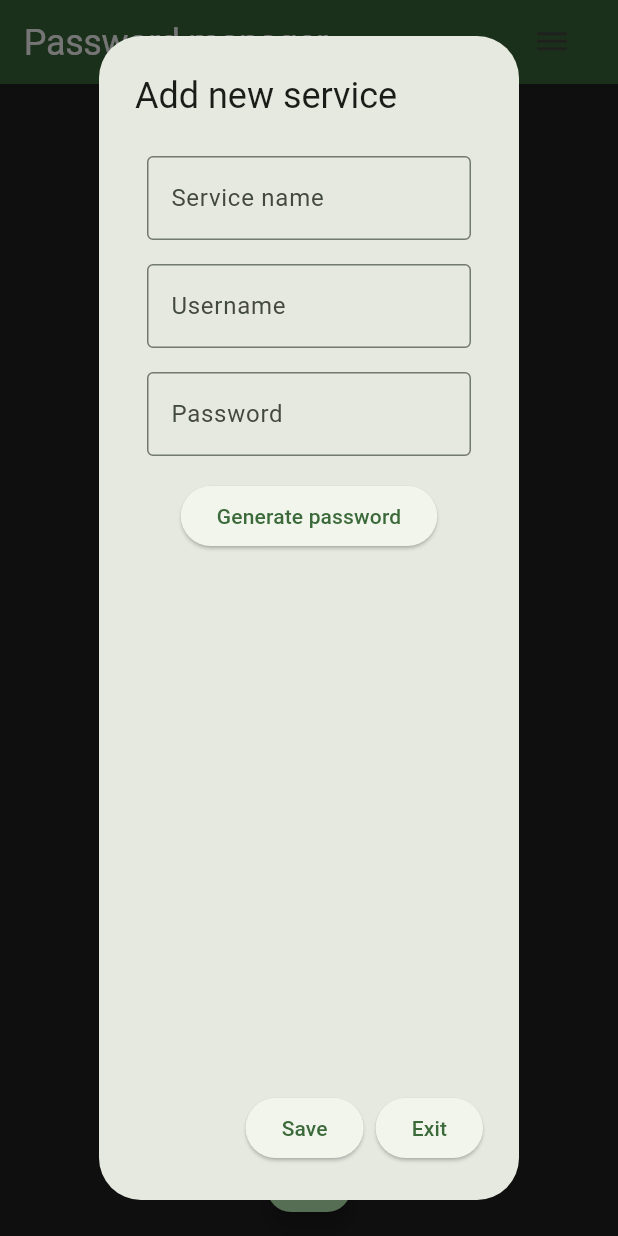
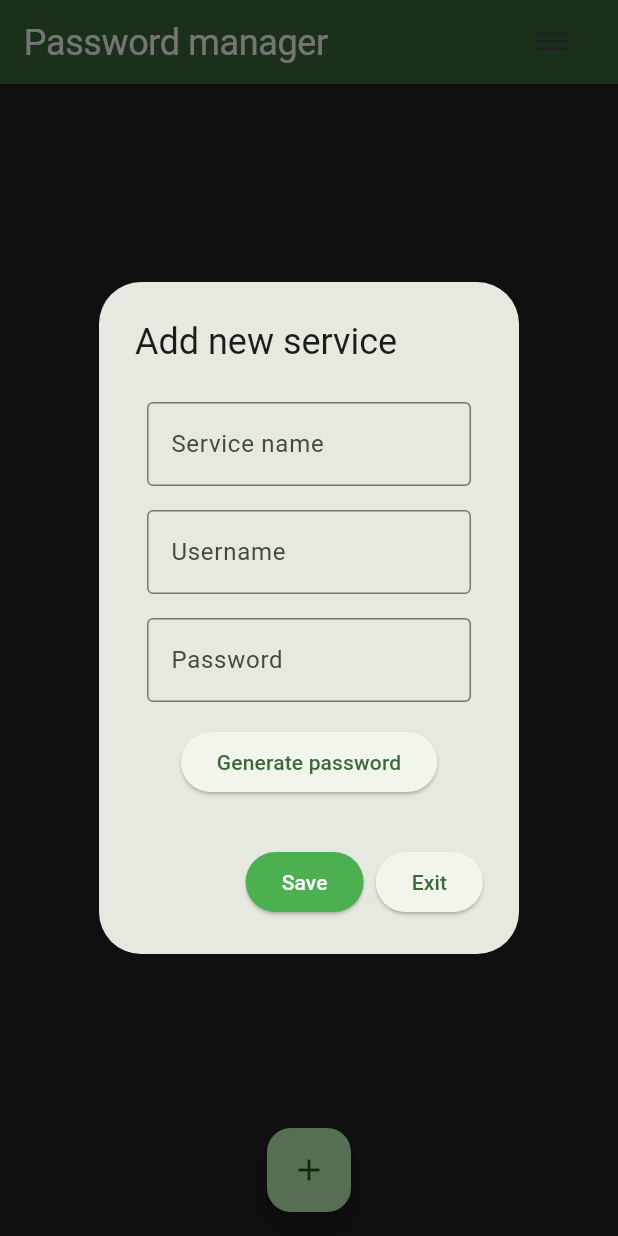
Before and after one commit to Peterkov06/my_password_manager, a Flutter app: the screen it shows after launch, after a tap on "Register", after a tap on the "add" icon, on a phone screen of 412 x 824 dp. Run offline on Flutter 3.47's test engine with Material 2 defaults, Android fonts, the phone set to English and light mode, and no system bars; our stand-ins replace flutter_secure_storage, flutter_slidable, hive, hive_flutter, shared_preferences; accounts and stored records are empty.

Commit message:
Version 1.0 complete

```diff
--- a/lib/AppThemes.dart
+++ b/lib/AppThemes.dart
@@ -28,7 +28,7 @@ class ThemeProvider extends ChangeNotifier
 
   ThemeProvider(SharedPreferences pref)
   {
-    this.prefs = pref;
+    prefs = pref;
 
     bool hasKey = prefs.containsKey(THEME_KEY);
 
--- a/lib/main.dart
+++ b/lib/main.dart
@@ -151,12 +151,12 @@ class _MyHomePageState extends State<MyHomePage> {
               title: Text(titleTxt),
               content: Form(
                 child:
-                Flex(
-                  direction: Axis.vertical,
-                  children: [Expanded(
+                Column(
+                  mainAxisSize: MainAxisSize.min,
+                  children: [Flexible(
                     child: SingleChildScrollView(
-                      child: SizedBox(
-                        height: 550,
+                      child: ConstrainedBox(
+                        constraints: const BoxConstraints(minHeight: 200, maxHeight: double.infinity),
                         child: Column(
                           mainAxisSize: MainAxisSize.min,
                           children: [
@@ -258,14 +258,11 @@ class _MyHomePageState extends State<MyHomePage> {
                             ),
 
                           if (isModify && currPrevPass.isNotEmpty)
-                            Expanded(
-                              child: Flex(
-                                direction: Axis.vertical,
-                                children: [Flexible(
-                                  child: SizedBox(
-                                    width: 300,
-                                    height: 900,
+                            SizedBox(
+                              width: 320,
+                              height: 80.0 * currPrevPass.length,
                               child: ListView.builder(
+                                physics: const NeverScrollableScrollPhysics(),
                                 itemCount: currPrevPass.length,
                                 itemBuilder: (context, index) {
                                 return Padding(
@@ -292,6 +289,7 @@ class _MyHomePageState extends State<MyHomePage> {
                                         child: const Icon(Icons.copy),
                                       ),
                                       TextButton(
+                                        style: const ButtonStyle(backgroundColor: MaterialStatePropertyAll(Colors.red)),
                                         onPressed: () {
                                             showDialog(context: context, builder: (context) {
                                               return AlertDialog(
@@ -302,7 +300,9 @@ class _MyHomePageState extends State<MyHomePage> {
                                                     ElevatedButton(onPressed: () {
                                                       Navigator.pop(context);
                                                     }, child: const Text('Back')),
-                                                          ElevatedButton(onPressed: () {
+                                                    ElevatedButton(
+                                                      style: const ButtonStyle(backgroundColor: MaterialStatePropertyAll(Colors.red), foregroundColor: MaterialStatePropertyAll(Colors.white)),
+                                                      onPressed: () {
                                                       setState(() {
                                                         currPrevPass.removeAt((currPrevPass.length - 1) -index);
                                                         addCard(currIndex, currPrevPass.toList(), !isModify);
@@ -314,15 +314,12 @@ class _MyHomePageState extends State<MyHomePage> {
                                               );
                                             },);
                                           },
-                                              child: const Icon(Icons.delete),
+                                        child: const Icon(Icons.delete, color: Colors.white),
                                       ),
                                     ]
                                   ),
                                 );
                               },),
-                                  ),
-                                ),]
-                              ),
                             )
 
                                     ],),
@@ -331,7 +328,9 @@ class _MyHomePageState extends State<MyHomePage> {
                   ),]
                 )),
               actions: [
-                ElevatedButton(onPressed: () {
+                ElevatedButton(
+                  style: const ButtonStyle(backgroundColor: MaterialStatePropertyAll<Color>(Colors.green), foregroundColor: MaterialStatePropertyAll(Colors.white)),
+                  onPressed: () {
                   if (!isModify)
                   {
                     Navigator.pop(context, true);
@@ -422,7 +421,8 @@ class _MyHomePageState extends State<MyHomePage> {
             content: Row(
               mainAxisAlignment: MainAxisAlignment.end,
               children: [
-                ElevatedButton(onPressed: () {
+                ElevatedButton(
+                  onPressed: () {
                   Navigator.pop(context);
                 }, child: const Text('Back')),
               ],
@@ -517,9 +517,10 @@ class _MyHomePageState extends State<MyHomePage> {
                               ElevatedButton(onPressed: () {
                                 Navigator.pop(context);
                               }, child: const Text('Back')),
-                              ElevatedButton(onPressed: () {
+                              ElevatedButton(
+                                style: const ButtonStyle(backgroundColor: MaterialStatePropertyAll<Color>(Colors.green), foregroundColor: MaterialStatePropertyAll(Colors.white)),
+                                onPressed: () {
                                 changeMasterPass(prevCont, newCont, newAgainCont);
-                                setState(() {});
                               }, child: const Text('Save')),
                             ],
                           ),
```
Also changed, not shown: pubspec.yaml (+7 -1 lines), assets/icon/icon.png (added), pubspec.lock, 24 other files. Lines whose indentation alone changed are shown as unchanged.
